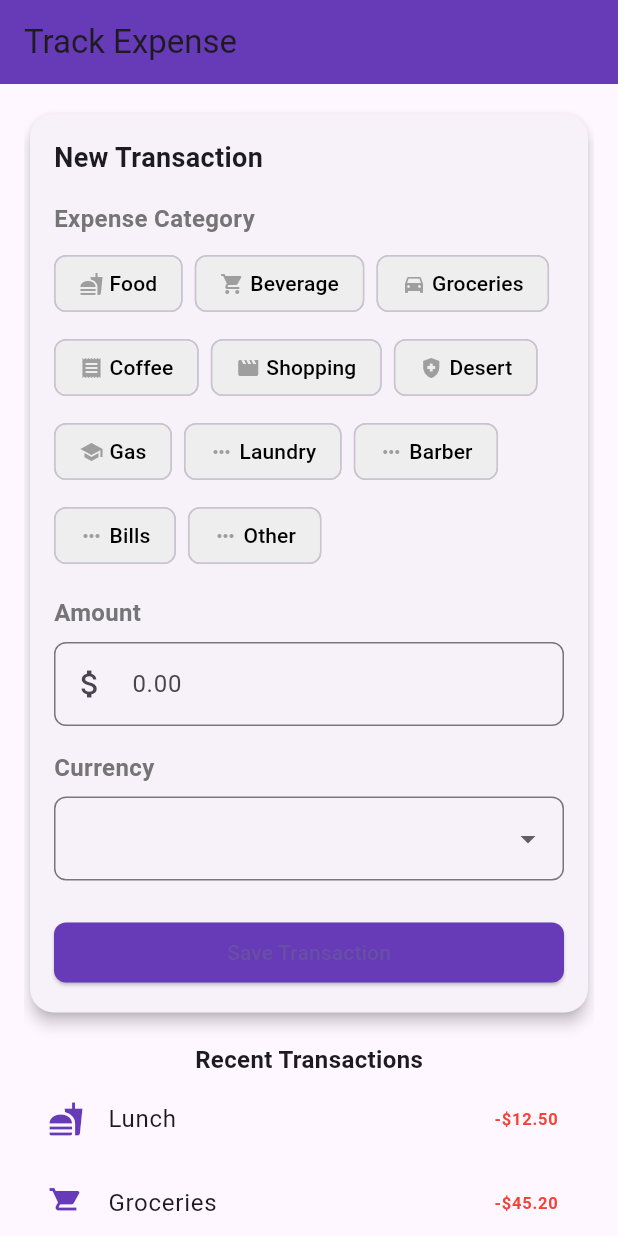
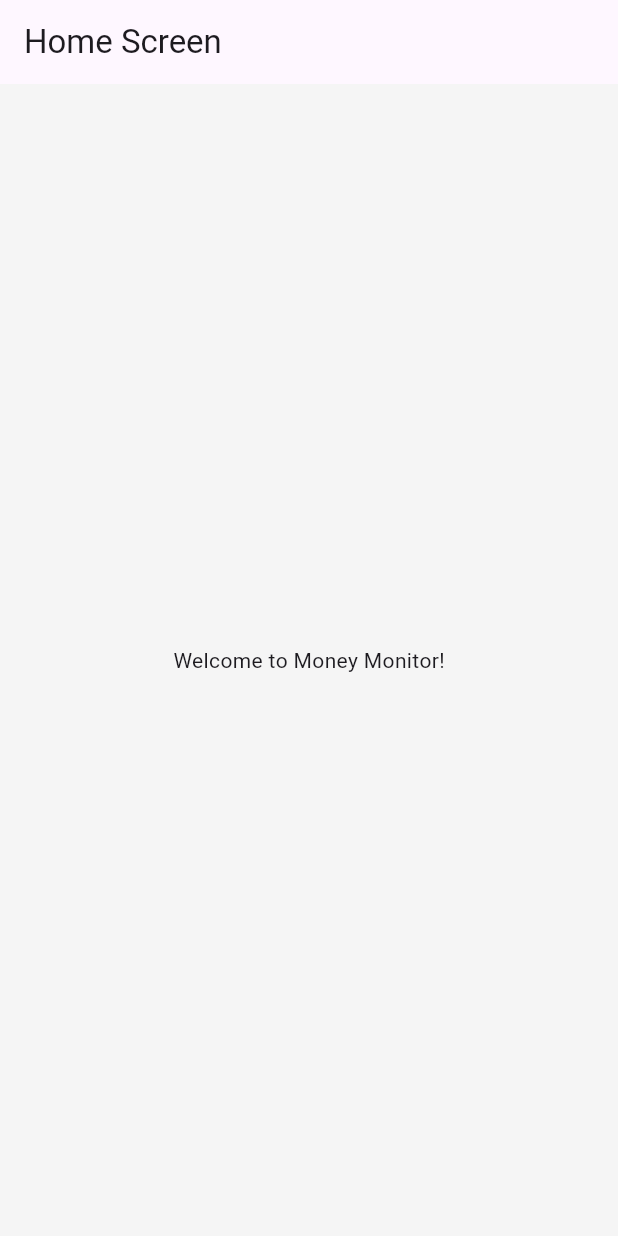
Before and after one commit to Mohammed-Alnaim/MoneyMonitor, a Flutter app: the screen it shows after launch, on a phone screen of 412 x 824 dp. Run offline on Flutter 3.47's test engine with Material 3 defaults, Android fonts, the phone set to English and light mode, and no system bars.

Commit message:
Organized the folders to make it more clean!

```diff
--- /dev/null
+++ b/lib/api/currency_api.dart
@@ -0,0 +1,4 @@
+  // this is the currency api am gonna use https://github.com/fawazahmed0/exchange-api
+  // make use of this API to add all currencies https://cdn.jsdelivr.net/npm/@fawazahmed0/currency-api@latest/v1/currencies.json
+  // add a feature to add a favorite currencies and default currency so that currencies cam always be converted to the default currency
+  // add a feature to convert currencies to the default currency
--- /dev/null
+++ b/lib/home_screen.dart
@@ -0,0 +1,15 @@
+import 'package:flutter/material.dart';
+
+class HomeScreen extends StatelessWidget {
+  @override
+  Widget build(BuildContext context) {
+    return Scaffold(
+      appBar: AppBar(
+        title: const Text('Home Screen'),
+      ),
+      body: const Center(
+        child: Text('Welcome to Money Monitor!'),
+      ),
+    );
+  }
+}
--- a/lib/main.dart
+++ b/lib/main.dart
@@ -12,199 +12,206 @@
   // make other tabs for the filter options
   // make the process of adding a new entry as easy as possible like making all options be clicked and not typed (such as the amount(find a way to make this easy), the currency can be pre selected)
   // MAKE THE UI MODERN AND GOOD LOOKING
-  // make use of this API to add all currencies https://cdn.jsdelivr.net/npm/@fawazahmed0/currency-api@latest/v1/currencies.json
+
   // add a feature to add a new category
-  // add a feature to add a favorite currencies and default currency so that currencies cam always be converted to the default currency
 
   // hard idea::::::
   // see the possibilty of adding an api for different bank accounts such as alrajhi so that the data can be logged automatically
+import 'package:moneymonitor/home_screen.dart';
 
 
-class MoneyMonitorApp extends StatefulWidget {
-  @override
-  _MoneyMonitorAppState createState() => _MoneyMonitorAppState();
+void main() {
+runApp(
+  MaterialApp(
+    theme: ThemeData(
+      primaryColor: const Color(0xFF179C3D),
+      scaffoldBackgroundColor: Colors.grey[100],
+    ),
+    home: Scaffold(body: HomeScreen()),
+  ),
+);
 }
 
-class _MoneyMonitorAppState extends State<MoneyMonitorApp> {
-  final List<Map<String, dynamic>> spendingOptions = [
-    {"icon": Icons.fastfood, "label": "Food"},
-    {"icon": Icons.shopping_cart, "label": "Beverage"},
-    {"icon": Icons.directions_car, "label": "Groceries"},
-    {"icon": Icons.receipt, "label": "Coffee"},
-    {"icon": Icons.movie, "label": "Shopping"},
-    {"icon": Icons.health_and_safety, "label": "Desert"},
-    {"icon": Icons.school, "label": "Gas"},
-    {"icon": Icons.more_horiz, "label": "Laundry"},
-    {"icon": Icons.more_horiz, "label": "Barber"},
-    {"icon": Icons.more_horiz, "label": "Bills"},
-    {"icon": Icons.more_horiz, "label": "Other"},
-  ];
-  final List<String> currencies = ["SAR", "USD", "EUR", "TRY", "Other"];
 
-  List<String> selectedSpentTypes = [];
-  String? selectedCurrency = "";
-  TextEditingController amountController = TextEditingController();
 
-  void handleSubmit() {
-    final data = {
-      'spentType': selectedSpentTypes,
-      'amount': amountController.text,
-      'currency': selectedCurrency,
-    };
-    print(data);
-    ScaffoldMessenger.of(context).showSnackBar(
-      const SnackBar(content: Text('Transaction submitted successfully!')),
-    );
-  }
 
-  @override
-  Widget build(BuildContext context) {
-    return MaterialApp(
-      home: Scaffold(
-        appBar: AppBar(
-          title: Text('Track Expense'),
-          backgroundColor: Colors.deepPurple,
-        ),
-        body: Padding(
-          padding: const EdgeInsets.all(16.0),
-          child: SingleChildScrollView(
-            child: Column(
-              children: [
-                Card(
-                  elevation: 4,
-                  shape: RoundedRectangleBorder(
-                    borderRadius: BorderRadius.circular(16),
-                  ),
-                  child: Padding(
-                    padding: const EdgeInsets.all(16.0),
-                    child: Column(
-                      crossAxisAlignment: CrossAxisAlignment.start,
-                      children: [
-                        Text(
-                          'New Transaction',
-                          style: TextStyle(fontSize: 18, fontWeight: FontWeight.bold),
-                        ),
-                        SizedBox(height: 16),
-                        Text(
-                          'Expense Category',
-                          style: TextStyle(fontSize: 16, fontWeight: FontWeight.bold, color: Colors.grey[600]),
-                        ),
-                        SizedBox(height: 8),
-                        Wrap(
-                          spacing: 8,
-                          runSpacing: 8,
-                          children: spendingOptions.map((option) {
-                            final isSelected = selectedSpentTypes.contains(option['label']);
-                            return ChoiceChip(
-                              label: Row(
-                                mainAxisSize: MainAxisSize.min,
-                                children: [
-                                  Icon(option['icon'], size: 16, color: isSelected ? Colors.white : Colors.grey),
-                                  SizedBox(width: 4),
-                                  Text(option['label']),
-                                ],
-                              ),
-                              selected: isSelected,
-                              onSelected: (selected) {
-                                setState(() {
-                                  if (selected) {
-                                    selectedSpentTypes.add(option['label']);
-                                  } else {
-                                    selectedSpentTypes.remove(option['label']);
-                                  }
-                                });
-                              },
-                              selectedColor: Colors.deepPurple,
-                              backgroundColor: Colors.grey[200],
-                              labelStyle: TextStyle(
-                                color: isSelected ? Colors.white : Colors.black,
-                              ),
-                            );
-                          }).toList(),
-                        ),
-                        SizedBox(height: 16),
-                        Text(
-                          'Amount',
-                          style: TextStyle(fontSize: 16, fontWeight: FontWeight.bold, color: Colors.grey[600]),
-                        ),
-                        SizedBox(height: 8),
-                        TextField(
-                          controller: amountController,
-                          keyboardType: TextInputType.number,
-                          decoration: InputDecoration(
-                            prefixIcon: Icon(Icons.attach_money),
-                            border: OutlineInputBorder(
-                              borderRadius: BorderRadius.circular(8),
-                            ),
-                            hintText: '0.00',
-                          ),
-                        ),
-                        SizedBox(height: 16),
-                        Text(
-                          'Currency',
-                          style: TextStyle(fontSize: 16, fontWeight: FontWeight.bold, color: Colors.grey[600]),
-                        ),
-                        SizedBox(height: 8),
-                        DropdownButtonFormField<String>(
-                          value: selectedCurrency,
-                          onChanged: (value) {
-                            setState(() {
-                              selectedCurrency = value;
-                            });
-                          },
-                          items: currencies.map((currency) {
-                            return DropdownMenuItem(
-                              value: currency,
-                              child: Text(currency),
-                            );
-                          }).toList(),
-                          decoration: InputDecoration(
-                            border: OutlineInputBorder(
-                              borderRadius: BorderRadius.circular(8),
-                            ),
-                          ),
-                        ),
-                        SizedBox(height: 24),
-                        SizedBox(
-                          width: double.infinity,
-                          child: ElevatedButton(
-                            onPressed: handleSubmit,
-                            style: ElevatedButton.styleFrom(
-                              backgroundColor: Colors.deepPurple,
-                              shape: RoundedRectangleBorder(
-                                borderRadius: BorderRadius.circular(8),
-                              ),
-                            ),
-                            child: Text('Save Transaction'),
-                          ),
-                        ),
-                      ],
-                    ),
-                  ),
-                ),
-                SizedBox(height: 16),
-                Text(
-                  'Recent Transactions',
-                  style: TextStyle(fontSize: 16, fontWeight: FontWeight.bold),
-                ),
-                ListTile(
-                  leading: Icon(Icons.fastfood, color: Colors.deepPurple),
-                  title: Text('Lunch'),
-                  trailing: Text('-\$12.50', style: TextStyle(color: Colors.red, fontWeight: FontWeight.bold)),
-                ),
-                ListTile(
-                  leading: Icon(Icons.shopping_cart, color: Colors.deepPurple),
-                  title: Text('Groceries'),
-                  trailing: Text('-\$45.20', style: TextStyle(color: Colors.red, fontWeight: FontWeight.bold)),
-                ),
-              ],
-            ),
-          ),
-        ),
-      ),
-    );
-  }
-}
-void main() {
-runApp(MoneyMonitorApp());
-}
+// class _MoneyMonitorAppState extends State<MoneyMonitorApp> {
+//   final List<Map<String, dynamic>> spendingOptions = [
+//     {"icon": Icons.fastfood, "label": "Food"},
+//     {"icon": Icons.shopping_cart, "label": "Beverage"},
+//     {"icon": Icons.directions_car, "label": "Groceries"},
+//     {"icon": Icons.receipt, "label": "Coffee"},
+//     {"icon": Icons.movie, "label": "Shopping"},
+//     {"icon": Icons.health_and_safety, "label": "Desert"},
+//     {"icon": Icons.school, "label": "Gas"},
+//     {"icon": Icons.more_horiz, "label": "Laundry"},
+//     {"icon": Icons.more_horiz, "label": "Barber"},
+//     {"icon": Icons.more_horiz, "label": "Bills"},
+//     {"icon": Icons.more_horiz, "label": "Other"},
+//   ];
+//   final List<String> currencies = ["SAR", "USD", "EUR", "TRY", "Other"];
+
+//   List<String> selectedSpentTypes = [];
+//   String? selectedCurrency = "";
+//   TextEditingController amountController = TextEditingController();
+
+//   void handleSubmit() {
+//     final data = {
+//       'spentType': selectedSpentTypes,
+//       'amount': amountController.text,
+//       'currency': selectedCurrency,
+//     };
+//     print(data);
+//     ScaffoldMessenger.of(context).showSnackBar(
+//       const SnackBar(content: Text('Transaction submitted successfully!')),
+//     );
+//   }
+
+//   @override
+//   Widget build(BuildContext context) {
+//     return MaterialApp(
+//       home: Scaffold(
+//         appBar: AppBar(
+//           title: Text('Track Expense'),
+//           backgroundColor: Colors.deepPurple,
+//         ),
+//         body: Padding(
+//           padding: const EdgeInsets.all(16.0),
+//           child: SingleChildScrollView(
+//             child: Column(
+//               children: [
+//                 Card(
+//                   elevation: 4,
+//                   shape: RoundedRectangleBorder(
+//                     borderRadius: BorderRadius.circular(16),
+//                   ),
+//                   child: Padding(
+//                     padding: const EdgeInsets.all(16.0),
+//                     child: Column(
+//                       crossAxisAlignment: CrossAxisAlignment.start,
+//                       children: [
+//                         Text(
+//                           'New Transaction',
+//                           style: TextStyle(fontSize: 18, fontWeight: FontWeight.bold),
+//                         ),
+//                         SizedBox(height: 16),
+//                         Text(
+//                           'Expense Category',
+//                           style: TextStyle(fontSize: 16, fontWeight: FontWeight.bold, color: Colors.grey[600]),
+//                         ),
+//                         SizedBox(height: 8),
+//                         Wrap(
+//                           spacing: 8,
+//                           runSpacing: 8,
+//                           children: spendingOptions.map((option) {
+//                             final isSelected = selectedSpentTypes.contains(option['label']);
+//                             return ChoiceChip(
+//                               label: Row(
+//                                 mainAxisSize: MainAxisSize.min,
+//                                 children: [
+//                                   Icon(option['icon'], size: 16, color: isSelected ? Colors.white : Colors.grey),
+//                                   SizedBox(width: 4),
+//                                   Text(option['label']),
+//                                 ],
+//                               ),
+//                               selected: isSelected,
+//                               onSelected: (selected) {
+//                                 setState(() {
+//                                   if (selected) {
+//                                     selectedSpentTypes.add(option['label']);
+//                                   } else {
+//                                     selectedSpentTypes.remove(option['label']);
+//                                   }
+//                                 });
+//                               },
+//                               selectedColor: Colors.deepPurple,
+//                               backgroundColor: Colors.grey[200],
+//                               labelStyle: TextStyle(
+//                                 color: isSelected ? Colors.white : Colors.black,
+//                               ),
+//                             );
+//                           }).toList(),
+//                         ),
+//                         SizedBox(height: 16),
+//                         Text(
+//                           'Amount',
+//                           style: TextStyle(fontSize: 16, fontWeight: FontWeight.bold, color: Colors.grey[600]),
+//                         ),
+//                         SizedBox(height: 8),
+//                         TextField(
+//                           controller: amountController,
+//                           keyboardType: TextInputType.number,
+//                           decoration: InputDecoration(
+//                             prefixIcon: Icon(Icons.attach_money),
+//                             border: OutlineInputBorder(
+//                               borderRadius: BorderRadius.circular(8),
+//                             ),
+//                             hintText: '0.00',
+//                           ),
+//                         ),
+//                         SizedBox(height: 16),
+//                         Text(
+//                           'Currency',
+//                           style: TextStyle(fontSize: 16, fontWeight: FontWeight.bold, color: Colors.grey[600]),
+//                         ),
+//                         SizedBox(height: 8),
+//                         DropdownButtonFormField<String>(
+//                           value: selectedCurrency,
+//                           onChanged: (value) {
+//                             setState(() {
+//                               selectedCurrency = value;
+//                             });
+//                           },
+//                           items: currencies.map((currency) {
+//                             return DropdownMenuItem(
+//                               value: currency,
+//                               child: Text(currency),
+//                             );
+//                           }).toList(),
+//                           decoration: InputDecoration(
+//                             border: OutlineInputBorder(
+//                               borderRadius: BorderRadius.circular(8),
+//                             ),
+//                           ),
+//                         ),
+//                         SizedBox(height: 24),
+//                         SizedBox(
+//                           width: double.infinity,
+//                           child: ElevatedButton(
+//                             onPressed: handleSubmit,
+//                             style: ElevatedButton.styleFrom(
+//                               backgroundColor: Colors.deepPurple,
+//                               shape: RoundedRectangleBorder(
+//                                 borderRadius: BorderRadius.circular(8),
+//                               ),
+//                             ),
+//                             child: Text('Save Transaction'),
+//                           ),
+//                         ),
+//                       ],
+//                     ),
+//                   ),
+//                 ),
+//                 SizedBox(height: 16),
+//                 Text(
+//                   'Recent Transactions',
+//                   style: TextStyle(fontSize: 16, fontWeight: FontWeight.bold),
+//                 ),
+//                 ListTile(
+//                   leading: Icon(Icons.fastfood, color: Colors.deepPurple),
+//                   title: Text('Lunch'),
+//                   trailing: Text('-\$12.50', style: TextStyle(color: Colors.red, fontWeight: FontWeight.bold)),
+//                 ),
+//                 ListTile(
+//                   leading: Icon(Icons.shopping_cart, color: Colors.deepPurple),
+//                   title: Text('Groceries'),
+//                   trailing: Text('-\$45.20', style: TextStyle(color: Colors.red, fontWeight: FontWeight.bold)),
+//                 ),
+//               ],
+//             ),
+//           ),
+//         ),
+//       ),
+//     );
+//    }
+// }
```
